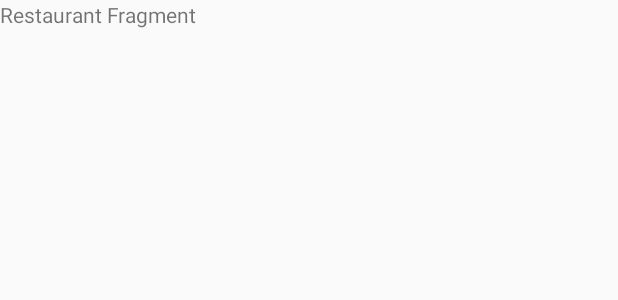
After one commit to ilikewhatido/WhatToEat, an Android app: the layout fragment_restaurant.xml on its own in the app's theme, with its tools: preview values and no code run, on a phone screen of 412 x 824 dp. The commit adds this screen. Shown: the top 300 px of the screen. Run offline under Robolectric (Android 15) with nearby library versions, the phone set to English and light mode, and no system bars.

Commit message:
- added fragment template

```diff
--- /dev/null
+++ b/app/src/main/res/layout/fragment_restaurant.xml
@@ -0,0 +1,17 @@
+<?xml version="1.0" encoding="utf-8"?>
+<LinearLayout xmlns:android="http://schemas.android.com/apk/res/android"
+    android:orientation="vertical"
+    android:layout_width="match_parent"
+    android:layout_height="match_parent">
+
+    <TextView
+        android:text="Restaurant Fragment"
+        android:layout_width="match_parent"
+        android:layout_height="wrap_content" />
+
+    <ListView
+        android:id="@+id/restaurant_listview"
+        android:layout_width="match_parent"
+        android:layout_height="match_parent" />
+
+</LinearLayout>
```
Also changed, not shown: app/src/main/java/com/example/songhan/whattoeat/MainActivity.java (+23 -4 lines), app/src/main/java/com/example/songhan/whattoeat/RestaurantFragment.java (added, +29 -0 lines), app/src/main/res/layout/content_main.xml (+12 -7 lines).
